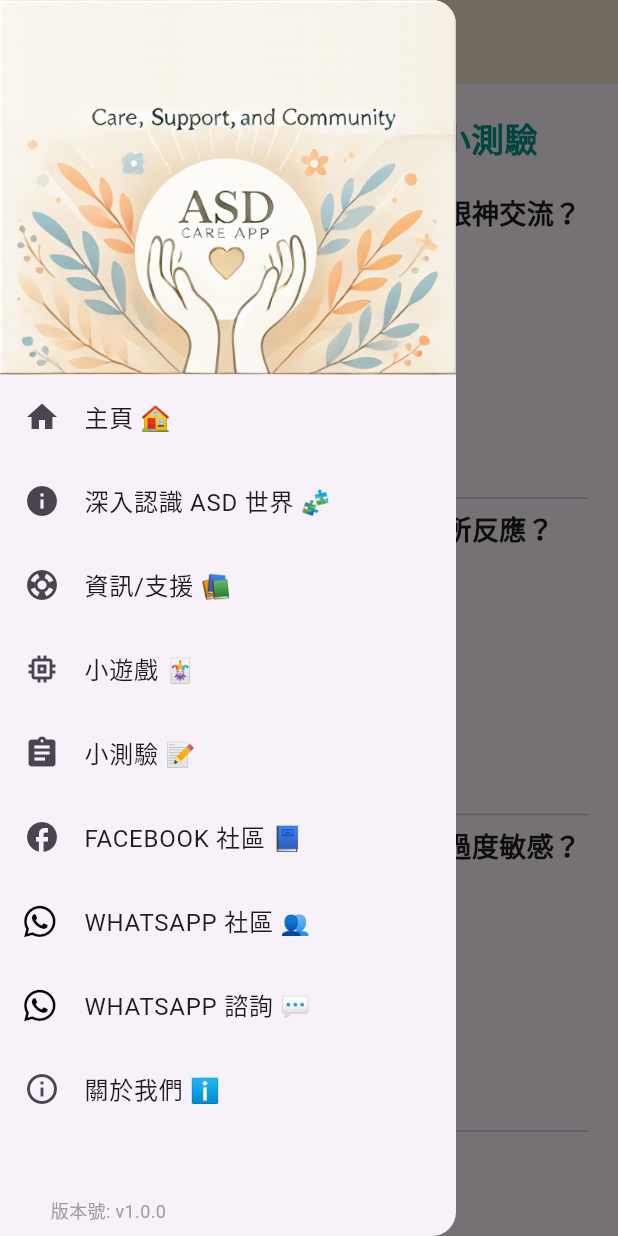
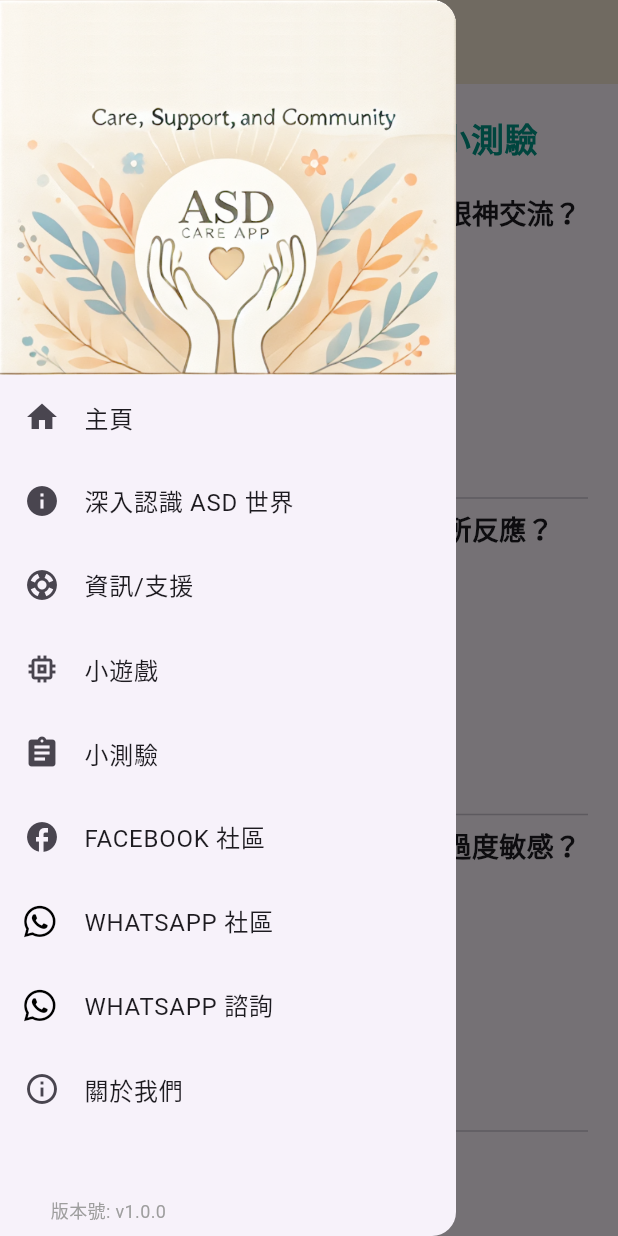
Before and after one commit to virt888/asdCare, a Flutter app: the SelfTestPage screen opened directly, with the side drawer open, on a phone screen of 412 x 824 dp. Run offline on Flutter 3.47's test engine with Material 3 defaults, Android fonts, the light colour scheme and no system bars; our stand-ins replace confetti, font_awesome_flutter, google_mobile_ads, package_info_plus, yaml.

Commit message:
no message

```diff
--- a/lib/left_menu.dart
+++ b/lib/left_menu.dart
@@ -56,7 +56,7 @@ class LeftMenuState extends State<LeftMenu> {
           ),
           ListTile(
             leading: const Icon(Icons.home),
-            title: const Text('主頁 🏠'),
+            title: const Text('主頁'),
             onTap: () {
               Navigator.push(
                 context,
@@ -66,7 +66,7 @@ class LeftMenuState extends State<LeftMenu> {
           ),
           ListTile(
             leading: const Icon(Icons.info),
-            title: const Text('深入認識 ASD 世界 🧩'),
+            title: const Text('深入認識 ASD 世界'),
             onTap: () {
               Navigator.push(
                 context,
@@ -76,7 +76,7 @@ class LeftMenuState extends State<LeftMenu> {
           ),
           ListTile(
             leading: const Icon(Icons.support),
-            title: const Text('資訊/支援 📚'),
+            title: const Text('資訊/支援'),
             onTap: () {
               Navigator.push(
                 context,
@@ -86,7 +86,7 @@ class LeftMenuState extends State<LeftMenu> {
           ),
           ListTile(
             leading: const Icon(Icons.memory),
-            title: const Text('小遊戲 🃏'),
+            title: const Text('小遊戲'),
             onTap: () {
               Navigator.push(
                 context,
@@ -98,7 +98,7 @@ class LeftMenuState extends State<LeftMenu> {
           ),
           ListTile(
             leading: const Icon(Icons.assignment), // ✅ 使用問卷圖標
-            title: const Text('小測驗 📝'),
+            title: const Text('小測驗'),
             onTap: () {
               Navigator.push(
                 context,
@@ -110,7 +110,7 @@ class LeftMenuState extends State<LeftMenu> {
           ),
           ListTile(
             leading: const Icon(Icons.facebook),
-            title: const Text('FACEBOOK 社區 📘'),
+            title: const Text('FACEBOOK 社區'),
             onTap: () {
               final Uri facebookUri = Uri.parse(
                 'https://www.facebook.com/profile.php?id=61573752815081',
@@ -123,7 +123,7 @@ class LeftMenuState extends State<LeftMenu> {
               FontAwesomeIcons.whatsapp,
               color: Colors.black,
             ),
-            title: const Text('WHATSAPP 社區 👥'),
+            title: const Text('WHATSAPP 社區'),
             onTap: () {
               final Uri whatsappUri = Uri.parse(
                 'https://chat.whatsapp.com/Dpx80ytWHgO2FtStV0ntek',
@@ -136,7 +136,7 @@ class LeftMenuState extends State<LeftMenu> {
               FontAwesomeIcons.whatsapp,
               color: Colors.black,
             ),
-            title: const Text('WHATSAPP 諮詢 💬'),
+            title: const Text('WHATSAPP 諮詢'),
             onTap: () {
               final Uri whatsappUri = Uri.parse(
                 'https://chat.whatsapp.com/LoV9rBJ18KCGSDNJRFLmws?text=%E6%88%91%E6%83%B3%E8%AB%8B%E5%95%8F%E4%B8%80%E4%B8%8BASD%20%E8%87%AA%E9%96%89%E7%97%87%E5%82%BE%E5%90%91%E7%9A%84%E6%9B%B4%E5%A4%9A%E8%B3%87%E8%A8%8A',
@@ -146,7 +146,7 @@ class LeftMenuState extends State<LeftMenu> {
           ),
           ListTile(
             leading: const Icon(Icons.info_outline),
-            title: const Text('關於我們 ℹ️'),
+            title: const Text('關於我們'),
             onTap: () {
               Navigator.push(
                 context,
--- a/lib/self_test.dart
+++ b/lib/self_test.dart
@@ -165,11 +165,11 @@ class SelfTestPageState extends State<SelfTestPage> {
     String resultText;
 
     if (score <= 5) {
-      resultText = "🎉 初步感覺都很正常";
+      resultText = "🎉 初步感覺都很正常\n無需過度擔心，但仍可關注孩子的發展";
     } else if (score <= 12) {
-      resultText = "⚠️ 建議找專業醫生評估";
+      resultText = "⚠️ 建議找專業醫生評估\n可考慮與兒科醫生或專家討論孩子的行為";
     } else {
-      resultText = "🚨 不可以等！盡快找專業醫生評估";
+      resultText = "🚨 需要立即評估！\n請盡快尋求專業醫生或評估機構幫助";
     }
 
     setState(() {
```
Also changed, not shown: 2 other files.
